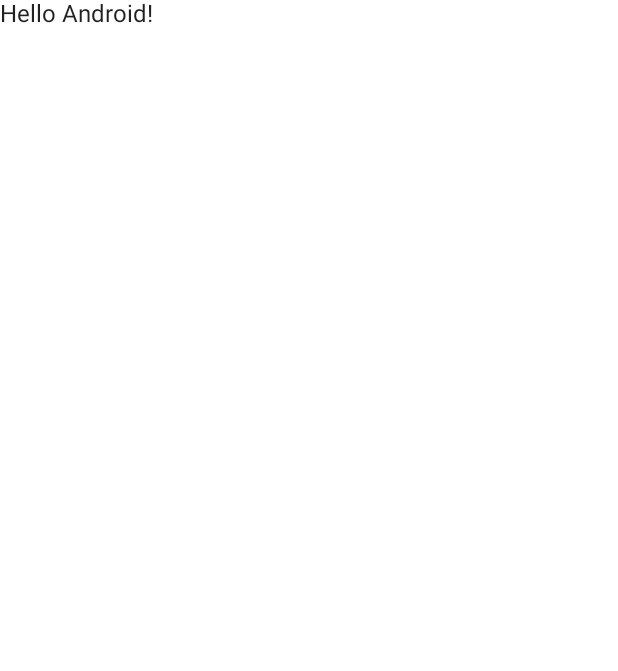
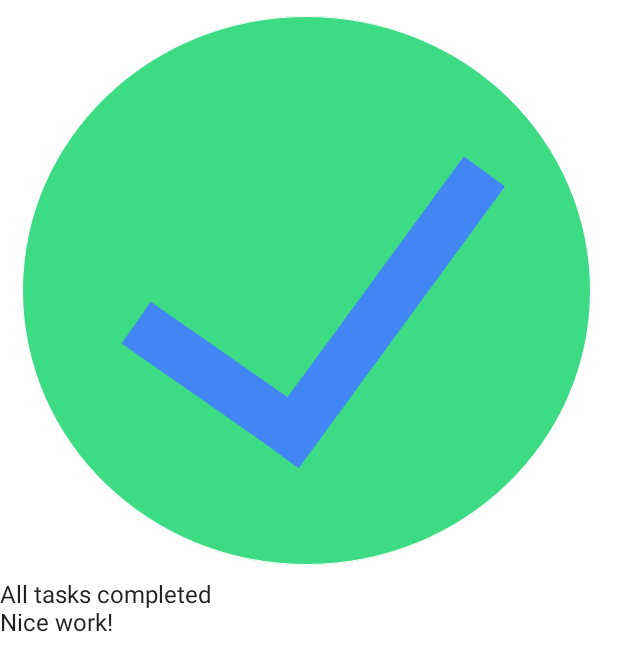
Before and after one commit to acolistro/TaskManagerSpecsCompose, an Android app built with Jetpack Compose: the screen it shows after launch (MainActivity), on a phone screen of 412 x 824 dp. Before the commit the part shown is almost empty. Shown: the top 671 px of the screen. Run offline under Robolectric (Android 15) with nearby library versions, the phone set to English and light mode, and no system bars.

Commit message:
Add and extract resources, update text composable

```diff
--- a/app/src/main/java/com/example/taskmanagerspecscompose/MainActivity.kt
+++ b/app/src/main/java/com/example/taskmanagerspecscompose/MainActivity.kt
@@ -3,12 +3,19 @@ package com.example.taskmanagerspecscompose
 import android.os.Bundle
 import androidx.activity.ComponentActivity
 import androidx.activity.compose.setContent
+import androidx.compose.foundation.Image
+import androidx.compose.foundation.layout.Column
 import androidx.compose.foundation.layout.fillMaxSize
+import androidx.compose.foundation.layout.wrapContentHeight
+import androidx.compose.foundation.layout.wrapContentWidth
 import androidx.compose.material.MaterialTheme
 import androidx.compose.material.Surface
 import androidx.compose.material.Text
 import androidx.compose.runtime.Composable
+import androidx.compose.ui.Alignment
 import androidx.compose.ui.Modifier
+import androidx.compose.ui.res.painterResource
+import androidx.compose.ui.res.stringResource
 import androidx.compose.ui.tooling.preview.Preview
 import com.example.taskmanagerspecscompose.ui.theme.TaskManagerSpecsComposeTheme
 
@@ -22,7 +29,7 @@ class MainActivity : ComponentActivity() {
                     modifier = Modifier.fillMaxSize(),
                     color = MaterialTheme.colors.background
                 ) {
-                    Greeting("Android")
+                    TaskStatusText(stringResource(R.string.task_complete_text), stringResource(R.string.nice_work_text))
                 }
             }
         }
@@ -30,14 +37,25 @@ class MainActivity : ComponentActivity() {
 }
 
 @Composable
-fun Greeting(name: String) {
-    Text(text = "Hello $name!")
+fun TaskStatusText(taskComplete: String, congrats: String) {
+    val image = painterResource(R.drawable.ic_task_completed)
+    Column {
+        Image(
+            painter = image,
+            contentDescription = null,
+            modifier = Modifier
+                .wrapContentWidth(Alignment.CenterHorizontally)
+                .wrapContentHeight(Alignment.CenterVertically)
+        )
+        Text(text = taskComplete)
+        Text(text = congrats)
+    }
 }
 
 @Preview(showBackground = true)
 @Composable
 fun DefaultPreview() {
     TaskManagerSpecsComposeTheme {
-        Greeting("Android")
+        TaskStatusText("Android", "woohoo")
     }
 }
--- a/app/src/main/res/values/strings.xml
+++ b/app/src/main/res/values/strings.xml
@@ -1,3 +1,5 @@
 <resources>
     <string name="app_name">TaskManagerSpecsCompose</string>
+    <string name="task_complete_text">All tasks completed</string>
+    <string name="nice_work_text">Nice work!</string>
 </resources>
```
Also changed, not shown: app/src/main/res/drawable-nodpi/ic_task_completed.png (added).
